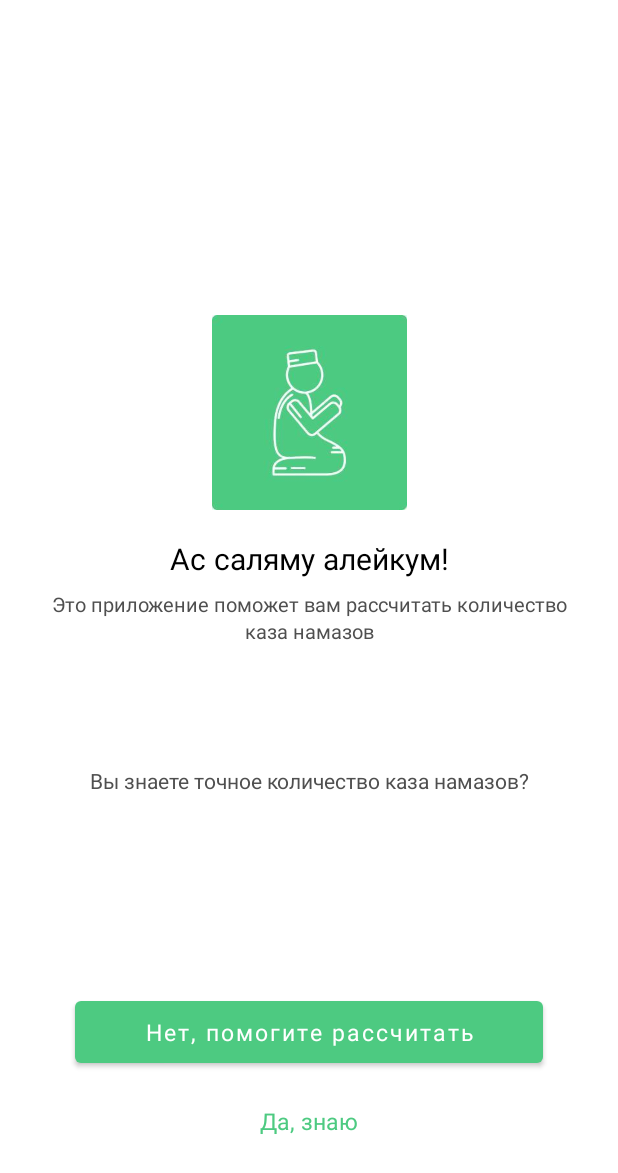
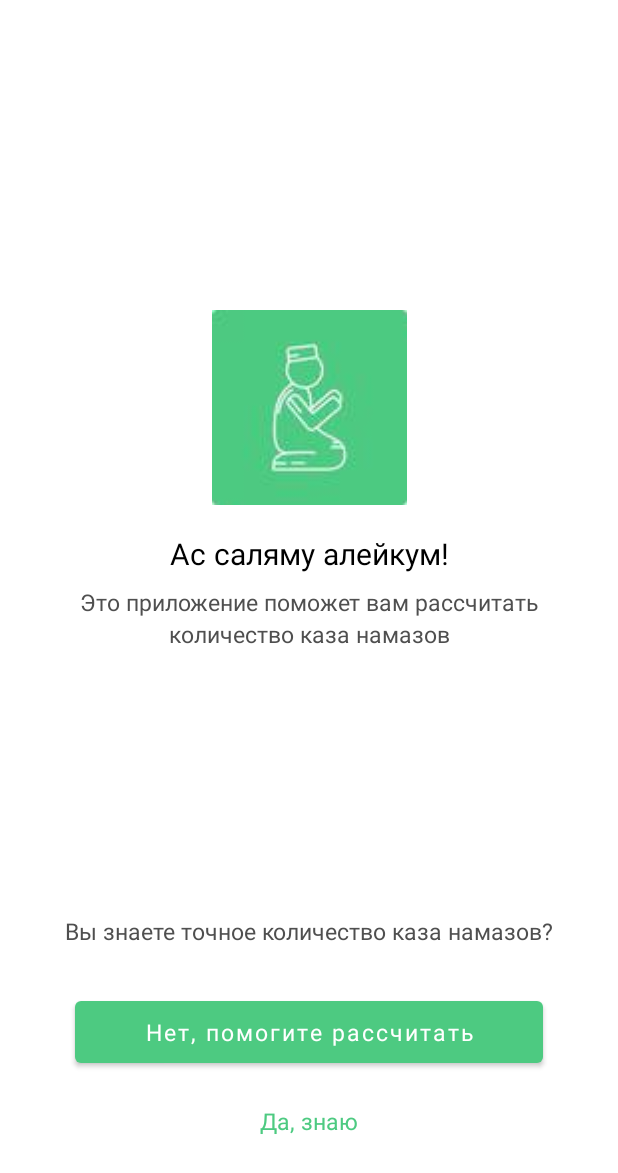
Before and after one commit to yelamansa/Qaza.Tracker, an Android app: the screen it shows after launch (StartScreenActivity), on a phone screen of 412 x 824 dp. Shown: the top 1173 px of the screen. Run offline under Robolectric (Android 15) with nearby library versions, the phone set to English and light mode, and no system bars.

Commit message:
Испарвил фото для 19 андроидов

```diff
--- a/app/src/main/res/layout/activity_start_screen.xml
+++ b/app/src/main/res/layout/activity_start_screen.xml
@@ -33,7 +33,7 @@
         android:text="@string/activity_start_screen_app_description"
         android:textAlignment="center"
         android:textColor="@color/black_gray_color"
-        android:textSize="13sp"
+        android:textSize="15sp"
         app:layout_constraintBottom_toBottomOf="@id/guideline_50"
         app:layout_constraintEnd_toEndOf="parent"
         app:layout_constraintStart_toStartOf="parent"
@@ -53,15 +53,18 @@
         android:layout_gravity="center_horizontal"
         android:layout_marginStart="30dp"
         android:layout_marginEnd="30dp"
-        android:layout_marginBottom="50dp"
+        android:layout_marginBottom="30dp"
         android:text="@string/activity_start_screen_do_you_qaza_count"
         android:textAlignment="center"
         android:textColor="@color/black_gray_color"
-        android:textSize="14sp"
+        android:textSize="15sp"
         app:layout_constraintBottom_toTopOf="@+id/calculate_button"
         app:layout_constraintEnd_toEndOf="parent"
+        app:layout_constraintHorizontal_bias="0.0"
         app:layout_constraintStart_toStartOf="parent"
-        app:layout_constraintTop_toBottomOf="@+id/start_screen_app_description_text_view" />
+        app:layout_constraintTop_toBottomOf="@+id/start_screen_app_description_text_view"
+        app:layout_constraintVertical_bias="1.0"
+        />
 
     <Button
         android:id="@+id/calculate_button"
@@ -108,7 +111,7 @@
         app:layout_constraintBottom_toTopOf="@+id/start_screen_salam_text_view"
         app:layout_constraintEnd_toEndOf="parent"
         app:layout_constraintStart_toStartOf="parent"
-        app:srcCompat="@drawable/image_man" />
+        app:srcCompat="@drawable/man_in_solat" />
 
 
 </androidx.constraintlayout.widget.ConstraintLayout>
```
Also changed, not shown: app/src/main/res/drawable-hdpi/man_in_solat.jpg (added), app/src/main/res/drawable-ldpi/man_in_solat.jpg (added), app/src/main/res/drawable-mdpi/man_in_solat.jpg (added), app/src/main/res/drawable-xhdpi/man_in_solat.jpg (added), app/src/main/res/drawable-xxhdpi/man_in_solat.jpg (added), app/src/main/res/drawable-xxxhdpi/man_in_solat.jpg (added).
